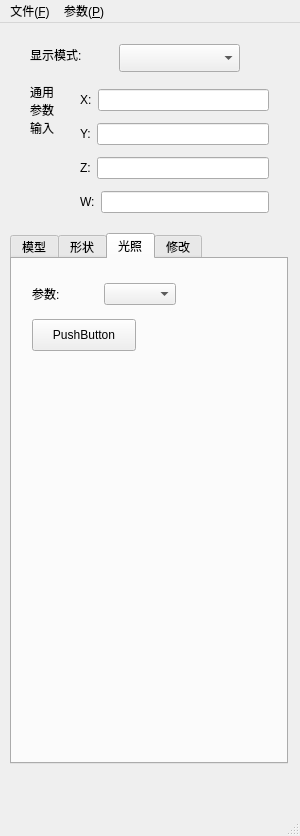
Qt form ui/parbar.ui (wkcn/3dviewer) before a commit.
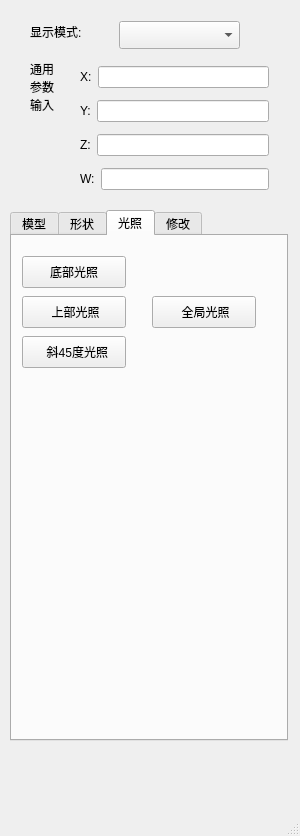
The same form after that commit. The open tabs and pages were chosen to show the change.

Commit message: add lighting related menu

What changed in the file:
```diff
--- a/ui/parbar.ui
+++ b/ui/parbar.ui
@@ -192,37 +192,54 @@
      <widget class="QPushButton" name="btnSetLight">
       <property name="geometry">
        <rect>
-        <x>20</x>
-        <y>60</y>
-        <width>104</width>
-        <height>32</height>
-       </rect>
-      </property>
-      <property name="text">
-       <string>PushButton</string>
-      </property>
-     </widget>
-     <widget class="QWidget" name="layoutWidget">
-      <property name="geometry">
-       <rect>
-        <x>20</x>
+        <x>10</x>
         <y>20</y>
-        <width>144</width>
-        <height>30</height>
+        <width>104</width>
+        <height>32</height>
        </rect>
       </property>
-      <layout class="QHBoxLayout" name="horizontalLayout_7">
-       <item>
-        <widget class="QLabel" name="label_9">
-         <property name="text">
-          <string>参数:</string>
-         </property>
-        </widget>
-       </item>
-       <item>
-        <widget class="QComboBox" name="comboBoxLight"/>
-       </item>
-      </layout>
+      <property name="text">
+       <string>底部光照</string>
+      </property>
+     </widget>
+     <widget class="QPushButton" name="headLight">
+      <property name="geometry">
+       <rect>
+        <x>10</x>
+        <y>60</y>
+        <width>104</width>
+        <height>32</height>
+       </rect>
+      </property>
+      <property name="text">
+       <string> 上部光照</string>
+      </property>
+     </widget>
+     <widget class="QPushButton" name="foutyFiveLight">
+      <property name="geometry">
+       <rect>
+        <x>10</x>
+        <y>100</y>
+        <width>104</width>
+        <height>32</height>
+       </rect>
+      </property>
+      <property name="text">
+       <string>  斜45度光照</string>
+      </property>
+     </widget>
+     <widget class="QPushButton" name="environmentLight">
+      <property name="geometry">
+       <rect>
+        <x>140</x>
+        <y>60</y>
+        <width>104</width>
+        <height>32</height>
+       </rect>
+      </property>
+      <property name="text">
+       <string> 全局光照</string>
+      </property>
      </widget>
     </widget>
     <widget class="QWidget" name="tab_4">
@@ -427,37 +444,6 @@
     </property>
    </widget>
   </widget>
-  <widget class="QMenuBar" name="menubar">
-   <property name="geometry">
-    <rect>
-     <x>0</x>
-     <y>0</y>
-     <width>300</width>
-     <height>23</height>
-    </rect>
-   </property>
-   <widget class="QMenu" name="menu_S">
-    <property name="geometry">
-     <rect>
-      <x>449</x>
-      <y>104</y>
-      <width>120</width>
-      <height>72</height>
-     </rect>
-    </property>
-    <property name="title">
-     <string>文件(&amp;F)</string>
-    </property>
-    <addaction name="action_O"/>
-   </widget>
-   <widget class="QMenu" name="menu_P">
-    <property name="title">
-     <string>参数(&amp;P)</string>
-    </property>
-   </widget>
-   <addaction name="menu_S"/>
-   <addaction name="menu_P"/>
-  </widget>
   <widget class="QStatusBar" name="statusbar"/>
   <action name="action_O">
    <property name="text">
```
Left out of the diff: 4 changed lines with no effect on the pictures. The commit also changes 3 other files.
